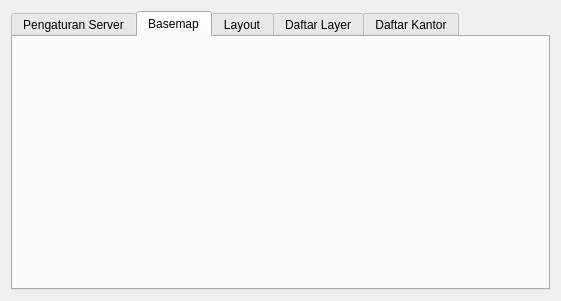
First picture: the form in ui/pengaturan.ui, repository nyanyaon/GeoKKP-GIS, before the edit.
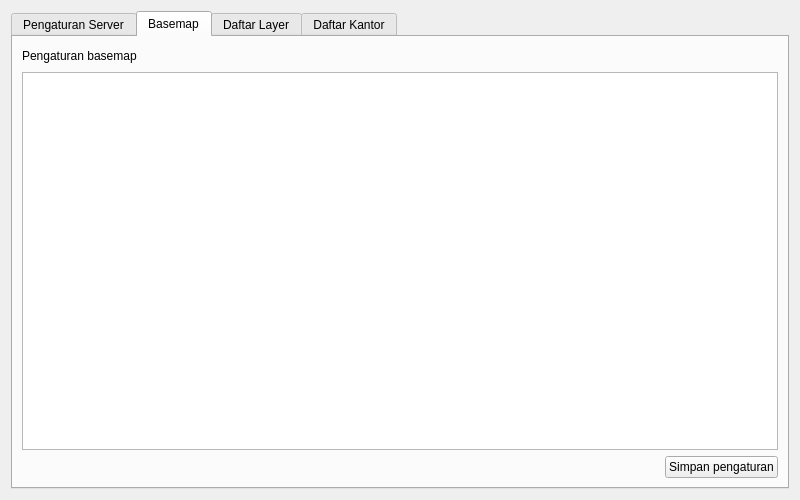
Second picture: the form after the edit. The open tabs and pages were chosen to show the change. Custom widgets are drawn as their Qt base class.

Commit message: fix menu pengaturan

What changed in the file:
```diff
--- a/ui/pengaturan.ui
+++ b/ui/pengaturan.ui
@@ -6,10 +6,22 @@
    <rect>
     <x>0</x>
     <y>0</y>
-    <width>561</width>
-    <height>301</height>
+    <width>800</width>
+    <height>500</height>
    </rect>
   </property>
+  <property name="sizePolicy">
+   <sizepolicy hsizetype="Preferred" vsizetype="Preferred">
+    <horstretch>0</horstretch>
+    <verstretch>0</verstretch>
+   </sizepolicy>
+  </property>
+  <property name="minimumSize">
+   <size>
+    <width>648</width>
+    <height>0</height>
+   </size>
+  </property>
   <property name="windowTitle">
    <string>Pengaturan GeoKKP</string>
   </property>
@@ -263,11 +275,82 @@
         <attribute name="title">
          <string>Basemap</string>
         </attribute>
-       </widget>
-       <widget class="QWidget" name="tab_2">
-        <attribute name="title">
-         <string>Layout</string>
-        </attribute>
+        <layout class="QGridLayout" name="gridLayout_5">
+         <item row="0" column="0">
+          <layout class="QHBoxLayout" name="horizontalLayout_7">
+           <item>
+            <widget class="QLabel" name="label_4">
+             <property name="text">
+              <string>Pengaturan basemap</string>
+             </property>
+            </widget>
+           </item>
+           <item>
+            <spacer name="horizontalSpacer_6">
+             <property name="orientation">
+              <enum>Qt::Horizontal</enum>
+             </property>
+             <property name="sizeHint" stdset="0">
+              <size>
+               <width>40</width>
+               <height>20</height>
+              </size>
+             </property>
+            </spacer>
+           </item>
+           <item>
+            <widget class="QgsFileWidget" name="fileBasemap">
+             <property name="minimumSize">
+              <size>
+               <width>450</width>
+               <height>0</height>
+              </size>
+             </property>
+             <property name="fullUrl">
+              <bool>true</bool>
+             </property>
+            </widget>
+           </item>
+          </layout>
+         </item>
+         <item row="1" column="0">
+          <widget class="QTextEdit" name="textEditBasemap">
+           <property name="documentTitle">
+            <string>File basemap.json</string>
+           </property>
+           <property name="readOnly">
+            <bool>false</bool>
+           </property>
+           <property name="overwriteMode">
+            <bool>true</bool>
+           </property>
+          </widget>
+         </item>
+         <item row="2" column="0">
+          <layout class="QHBoxLayout" name="horizontalLayout_6">
+           <item>
+            <spacer name="horizontalSpacer_5">
+             <property name="orientation">
+              <enum>Qt::Horizontal</enum>
+             </property>
+             <property name="sizeHint" stdset="0">
+              <size>
+               <width>40</width>
+               <height>20</height>
+              </size>
+             </property>
+            </spacer>
+           </item>
+           <item>
+            <widget class="QPushButton" name="editBerkasBasemap">
+             <property name="text">
+              <string>Simpan pengaturan</string>
+             </property>
+            </widget>
+           </item>
+          </layout>
+         </item>
+        </layout>
        </widget>
        <widget class="QWidget" name="layer">
         <attribute name="title">
```
Left out of the diff: 196 changed lines with no effect on the pictures. The commit also changes 1 other file.
